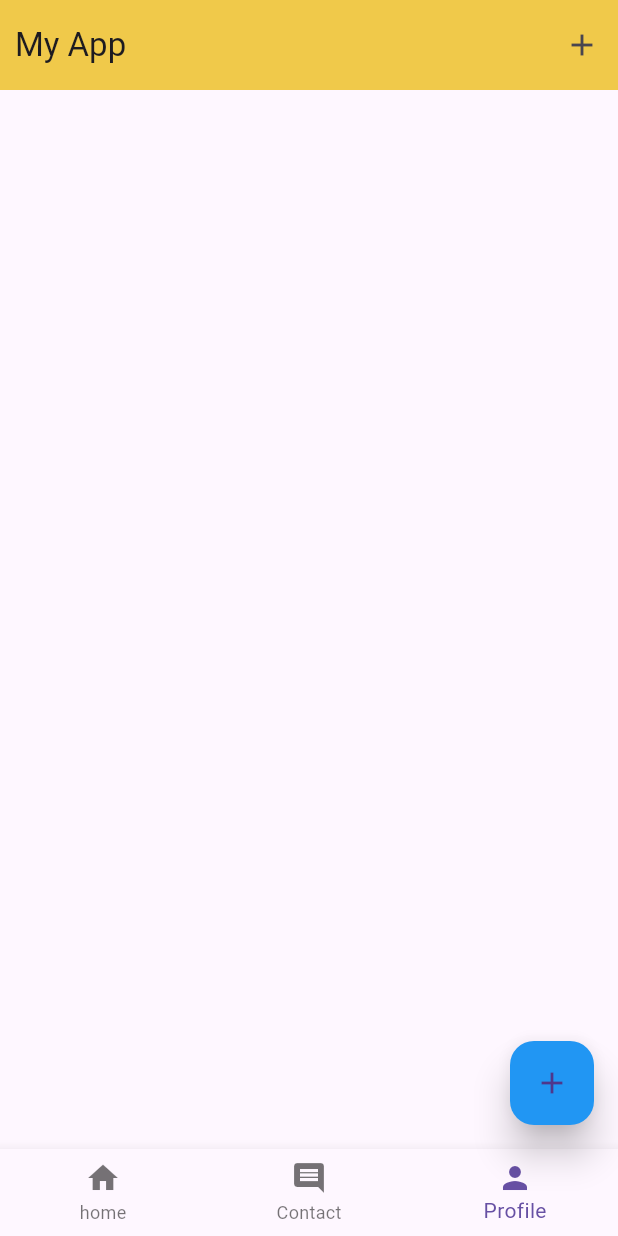
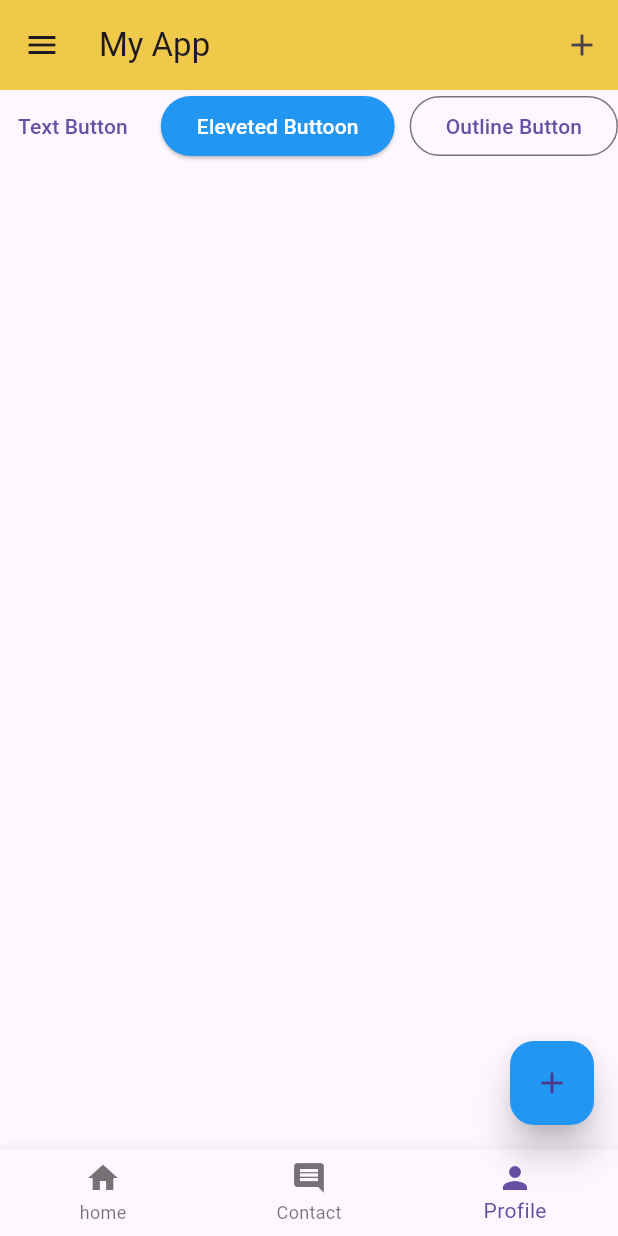
Before and after one commit to WebAdib/learning_dart, a Flutter app: the screen it shows after launch, on a phone screen of 412 x 824 dp. Run offline on Flutter 3.47's test engine with Material 3 defaults, Android fonts, the phone set to English and light mode, and no system bars.

Commit message:
alert dialog

```diff
--- a/module0/lib/main.dart
+++ b/module0/lib/main.dart
@@ -23,8 +23,34 @@
     );
   }
 
+  MyAlertDialog(context) {
+    return showDialog(
+      context: context,
+      builder: (BuildContext context) {
+        return Expanded(
+          child: AlertDialog(
+            title: Text("Alert"),
+            content: Text("Do you wabt to delete ?"),
+            actions: [
+              TextButton(onPressed: () {}, child: Text("Yes")),
+              TextButton(
+                  onPressed: () {
+                    Navigator.of(context).pop();
+                  },
+                  child: Text("No")),
+            ],
+          ),
+        );
+      },
+    );
+  }
+
   @override
   Widget build(BuildContext context) {
+    final ButtonStyle buttonStyle = ElevatedButton.styleFrom(
+      backgroundColor: Colors.blue,
+    );
+
     return Scaffold(
         appBar: AppBar(
           backgroundColor: Colors.amberAccent,
@@ -52,7 +78,8 @@
           currentIndex: 2,
           items: [
             BottomNavigationBarItem(icon: Icon(Icons.home), label: "home"),
-          BottomNavigationBarItem(icon: Icon(Icons.comment), label: "Contact"),
+            BottomNavigationBarItem(
+                icon: Icon(Icons.comment), label: "Contact"),
             BottomNavigationBarItem(icon: Icon(Icons.person), label: "Profile"),
           ],
           onTap: (int index) {
@@ -61,7 +88,114 @@
             }
           },
         ),
-      //body: Text("data"),
-    );
+        drawer: Drawer(
+          child: ListView(
+            children: [
+              DrawerHeader(
+                padding: EdgeInsets.all(0),
+                child: UserAccountsDrawerHeader(
+                  decoration: BoxDecoration(color: Colors.blue),
+                  accountName: Text('MD.Adib Khan'),
+                  accountEmail: Text("Webadib@gmail.com"),
+                ),
+              ),
+              ListTile(
+                leading: Icon(Icons.home),
+                title: Text("Home"),
+                onTap: () {
+                  MySnackBar("Home Button Clicked", context);
+                },
+              ),
+              ListTile(leading: Icon(Icons.home), title: Text("About Us")),
+              ListTile(leading: Icon(Icons.home), title: Text("Profile")),
+              ListTile(leading: Icon(Icons.home), title: Text("Service")),
+              ListTile(leading: Icon(Icons.home), title: Text("Contact Us")),
+              ListTile(leading: Icon(Icons.home), title: Text("Phone")),
+            ],
+          ),
+        ),
+        endDrawer: Drawer(
+          child: ListView(
+            children: [
+              DrawerHeader(
+                padding: EdgeInsets.all(0),
+                child: UserAccountsDrawerHeader(
+                  decoration: BoxDecoration(color: Colors.blue),
+                  accountName: Text('MD.Adib Khan'),
+                  accountEmail: Text("Webadib@gmail.com"),
+                ),
+              ),
+              ListTile(
+                leading: Icon(Icons.home),
+                title: Text("Home"),
+                onTap: () {
+                  MySnackBar("Home Button Clicked", context);
+                },
+              ),
+              ListTile(leading: Icon(Icons.home), title: Text("About Us")),
+              ListTile(leading: Icon(Icons.home), title: Text("Profile")),
+              ListTile(leading: Icon(Icons.home), title: Text("Service")),
+              ListTile(leading: Icon(Icons.home), title: Text("Contact Us")),
+              ListTile(leading: Icon(Icons.home), title: Text("Phone")),
+            ],
+          ),
+        ),
+        // body: Row(
+        //   mainAxisAlignment: MainAxisAlignment.spaceBetween,
+        //   children: [
+        //     Container(
+        //       width: 100,
+        //       height: 100,
+        //       decoration: BoxDecoration(
+        //         color: Colors.blue,
+        //         border: Border.all(color: Colors.black, width: 2),
+        //       ),
+        //       alignment: Alignment.center,
+        //       margin: EdgeInsets.fromLTRB(20, 20, 20, 0),
+        //       padding: EdgeInsets.all(10),
+        //       child: Text("Adib Khan"),
+        //     ),
+        //     Container(
+        //       width: 100,
+        //       height: 100,
+        //       decoration: BoxDecoration(
+        //         color: Colors.blue,
+        //         border: Border.all(color: Colors.black, width: 2),
+        //       ),
+        //       alignment: Alignment.center,
+        //       margin: EdgeInsets.fromLTRB(20, 20, 20, 0),
+        //       padding: EdgeInsets.all(10),
+        //       child: Text("Adib Khan"),
+        //     ),
+        //   ],
+        // ),
+
+        body: Row(
+          mainAxisAlignment: MainAxisAlignment.spaceBetween,
+          children: [
+            TextButton(
+              onPressed: () {
+                MySnackBar("This is Text Button", context);
+              },
+              child: Text("Text Button"),
+            ),
+            ElevatedButton(
+              onPressed: () {
+                MyAlertDialog(context);
+              },
+              child: Text(
+                "Eleveted Buttoon",
+                style: TextStyle(color: Colors.white),
+              ),
+              style: buttonStyle,
+            ),
+            OutlinedButton(
+              onPressed: () {
+                MySnackBar("This is elevated button", context);
+              },
+              child: Text("Outline Button"),
+            ),
+          ],
+        ));
   }
 }
```
Lines whose indentation alone changed are shown as unchanged.
